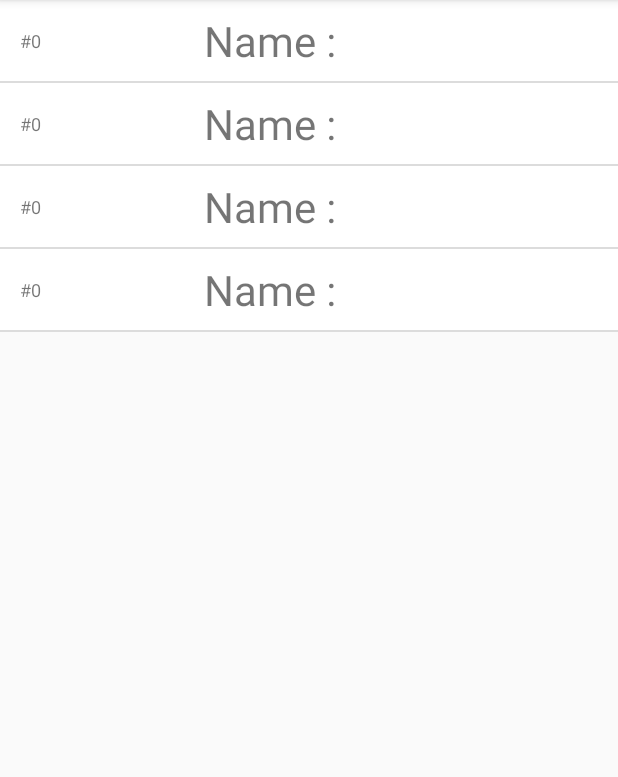
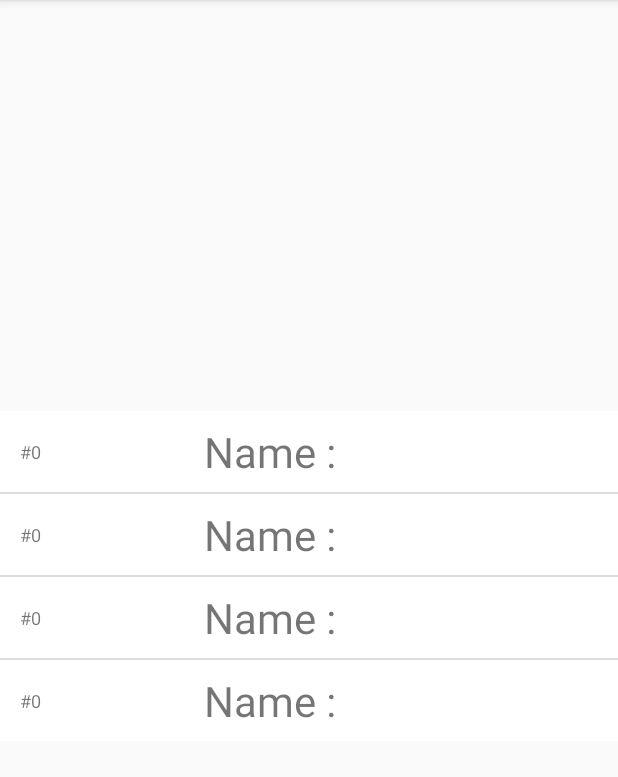
Before and after one commit to snst/homeController, an Android app: the screen it shows after launch (MainActivity), on a phone screen of 412 x 824 dp, the part 84-861 px from its top. Run offline under Robolectric (Android 15) with nearby library versions, the phone set to English and light mode, and no system bars; libraries missing offline, so code that uses them is left out: org.eclipse.paho; pictures from the network do not load; 9 statements that could not run were skipped.

Commit message:
center list

```diff
--- a/android/myHome/app/src/main/res/layout/activity_main.xml
+++ b/android/myHome/app/src/main/res/layout/activity_main.xml
@@ -12,7 +12,7 @@
     <ListView xmlns:android="http://schemas.android.com/apk/res/android"
         android:id="@+id/listViewRooms"
         android:layout_width="0dp"
-        android:layout_height="0dp"
+        android:layout_height="wrap_content"
         android:gravity="top|fill_vertical"
         android:orientation="vertical"
         app:layout_constraintBottom_toBottomOf="parent"
```
